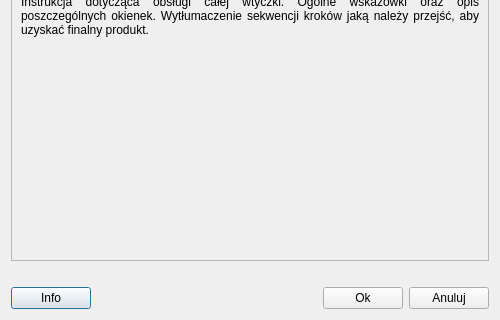
Above: modules/settings/views/ui/pomoc_dialog_base.ui from envirosolutionspl/wtyczka_qgis_app before the change; both pictures show x 0 to 500 and y 280 to 600 of the 500 by 600 pixel window. Below: the same form after it.
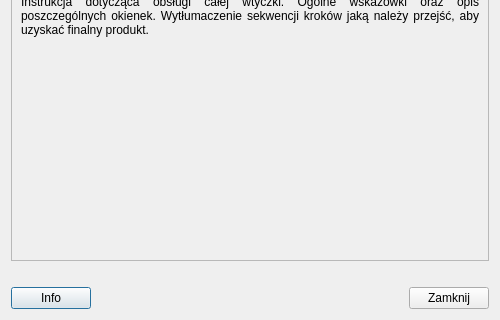
That is the form after the change.

The edit to the form file:
```diff
--- a/modules/settings/views/ui/pomoc_dialog_base.ui
+++ b/modules/settings/views/ui/pomoc_dialog_base.ui
@@ -109,19 +109,12 @@
         </spacer>
        </item>
        <item>
-        <widget class="QPushButton" name="ok_btn">
+        <widget class="QPushButton" name="cancel_btn">
          <property name="enabled">
           <bool>true</bool>
          </property>
          <property name="text">
-          <string>Ok</string>
-         </property>
-        </widget>
-       </item>
-       <item>
-        <widget class="QPushButton" name="cancel_btn">
-         <property name="text">
-          <string>Anuluj</string>
+          <string>Zamknij</string>
          </property>
         </widget>
        </item>
```
